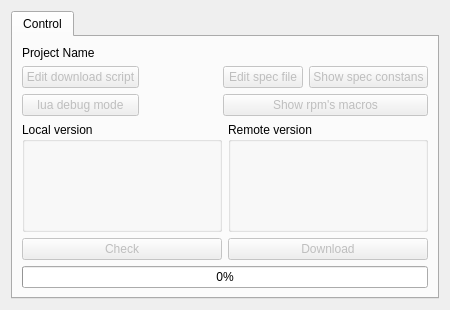
Kicer86/builder, file widgets/projectinfowidget.ui: the form before one commit.
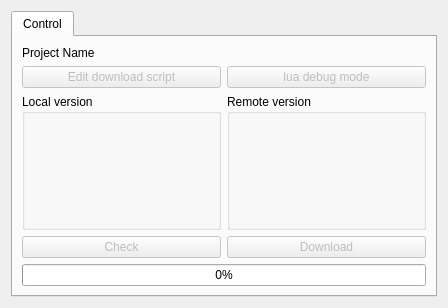
The form after the commit.

Commit message: ProjectInfoWidget: all rpm related stuff removed

```diff
--- a/widgets/projectinfowidget.ui
+++ b/widgets/projectinfowidget.ui
@@ -6,8 +6,8 @@
    <rect>
     <x>0</x>
     <y>0</y>
-    <width>450</width>
-    <height>310</height>
+    <width>448</width>
+    <height>308</height>
    </rect>
   </property>
   <property name="sizePolicy">
@@ -55,7 +55,7 @@
            </property>
           </widget>
          </item>
-         <item row="1" column="0">
+         <item row="0" column="1">
           <widget class="QPushButton" name="luaDebugButton">
            <property name="enabled">
             <bool>false</bool>
@@ -71,61 +71,6 @@
            </property>
           </widget>
          </item>
-         <item row="0" column="2">
-          <widget class="QPushButton" name="specButton">
-           <property name="enabled">
-            <bool>false</bool>
-           </property>
-           <property name="toolTip">
-            <string>Allows to edit the project .spec file.</string>
-           </property>
-           <property name="whatsThis">
-            <string>Allows to edit the project .spec file.</string>
-           </property>
-           <property name="text">
-            <string>Edit spec file</string>
-           </property>
-          </widget>
-         </item>
-         <item row="1" column="2" colspan="2">
-          <widget class="QPushButton" name="showMacrosButton">
-           <property name="enabled">
-            <bool>false</bool>
-           </property>
-           <property name="toolTip">
-            <string>Shows result of rpm --showrc.</string>
-           </property>
-           <property name="whatsThis">
-            <string>Shows result of rpm --showrc.</string>
-           </property>
-           <property name="text">
-            <string>Show rpm's macros</string>
-           </property>
-          </widget>
-         </item>
-         <item row="0" column="3">
-          <widget class="QPushButton" name="specConstansButton">
-           <property name="enabled">
-            <bool>false</bool>
-           </property>
-           <property name="text">
-            <string>Show spec constans</string>
-           </property>
-          </widget>
-         </item>
-         <item row="0" column="1">
-          <spacer name="horizontalSpacer">
-           <property name="orientation">
-            <enum>Qt::Horizontal</enum>
-           </property>
-           <property name="sizeHint" stdset="0">
-            <size>
-             <width>40</width>
-             <height>20</height>
-            </size>
-           </property>
-          </spacer>
-         </item>
         </layout>
        </item>
        <item>
```
